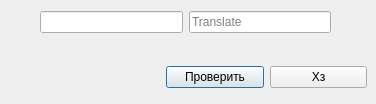
Before: the Qt Designer form Translate/ASKWin.ui in Pro100DeSkree/TranslateUI.py, drawn with Qt 5.
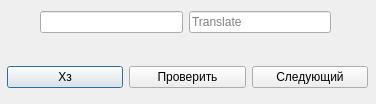
After: the same form once the commit is applied.

Commit message: Некоторые доработки интерфейса (Удаление некоторых функций)

Diff of the .ui file:
```diff
--- a/Translate/ASKWin.ui
+++ b/Translate/ASKWin.ui
@@ -42,27 +42,34 @@
   <widget class="QWidget" name="horizontalLayoutWidget_2">
    <property name="geometry">
     <rect>
-     <x>166</x>
+     <x>7</x>
      <y>57</y>
-     <width>201</width>
+     <width>361</width>
      <height>41</height>
     </rect>
    </property>
    <layout class="QHBoxLayout" name="horizontalLayout_2">
     <item>
-     <widget class="QPushButton" name="pushButton_2">
-      <property name="text">
-       <string>Проверить</string>
-      </property>
-     </widget>
-    </item>
-    <item>
-     <widget class="QPushButton" name="pushButton">
+     <widget class="QPushButton" name="PB_Cancellation">
       <property name="text">
        <string>Хз</string>
       </property>
      </widget>
     </item>
+    <item>
+     <widget class="QPushButton" name="PB_Verify">
+      <property name="text">
+       <string>Проверить</string>
+      </property>
+     </widget>
+    </item>
+    <item>
+     <widget class="QPushButton" name="PB_Next_words">
+      <property name="text">
+       <string>Следующий</string>
+      </property>
+     </widget>
+    </item>
    </layout>
   </widget>
  </widget>
```
Left out of the diff: 12 changed lines with no effect on the pictures. The commit also changes 4 other files.
